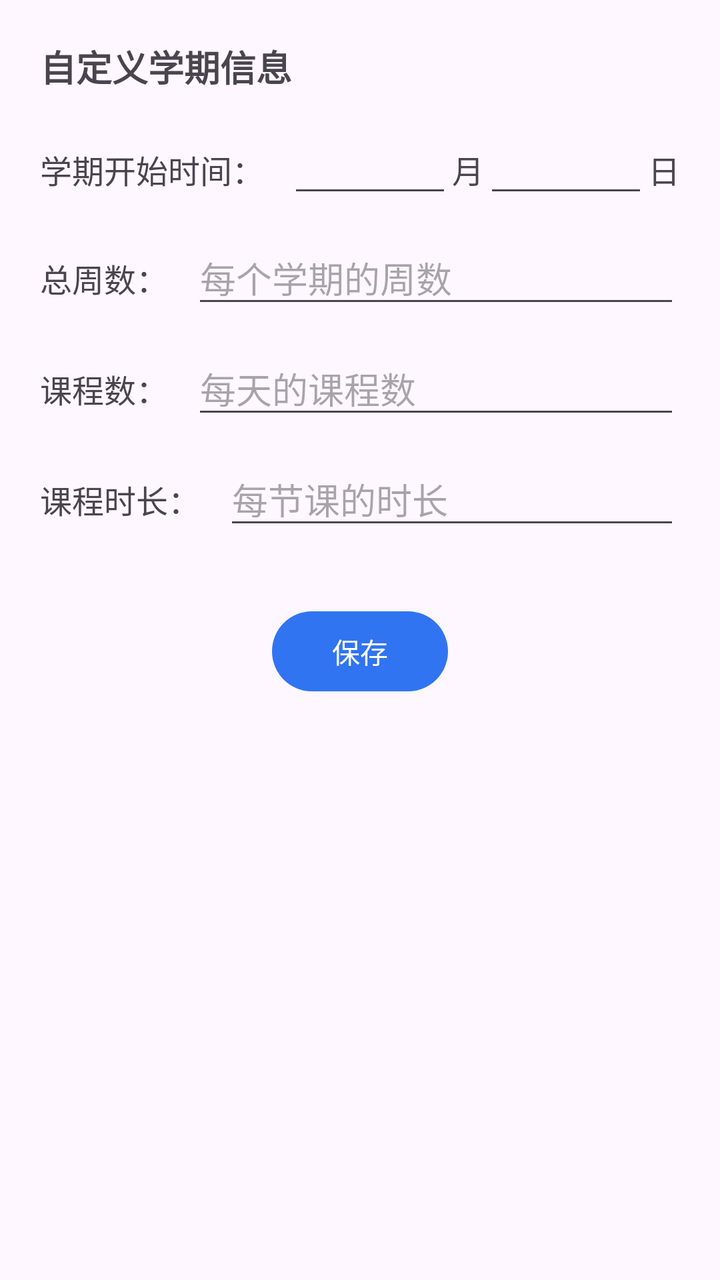
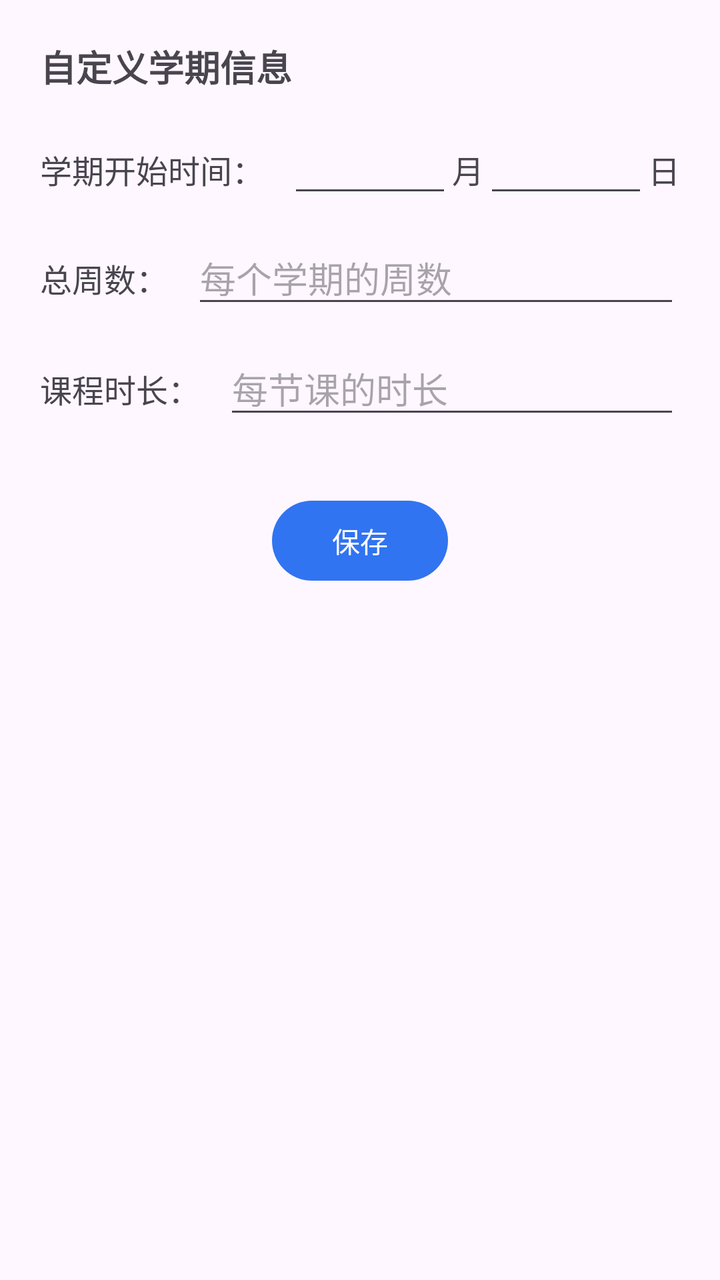

Screens rendered from an Android XML layout before and after an edit, with the pre-edit source and the edit as a unified diff.
<!-- AndroidManifest.xml: application theme Theme.ClassSchedule -->
<!-- res/layout/dialog_custom_school_schedule.xml -->
<?xml version="1.0" encoding="utf-8"?>
<LinearLayout xmlns:android="http://schemas.android.com/apk/res/android"
              xmlns:app="http://schemas.android.com/apk/res-auto"
              android:layout_width="match_parent" android:layout_height="wrap_content"
              android:orientation="vertical"
              android:padding="20dp">
    <TextView
            android:layout_width="wrap_content"
            android:layout_height="wrap_content"
            android:id="@+id/tv_add_course_dialog_title"
            android:text="@string/custom_school_schedule"
            android:textSize="18sp"
            android:textStyle="bold"
            android:layout_marginBottom="16dp"/>
    <LinearLayout android:layout_width="match_parent" android:layout_height="wrap_content"
                  android:orientation="horizontal"
                  android:layout_marginBottom="12dp">
        <TextView android:layout_width="wrap_content" android:layout_height="wrap_content"
                  android:text="@string/term_commencement_time"
                  android:textSize="16sp"
                  android:layout_marginEnd="12sp"/>
        <EditText android:layout_width="0dp" android:layout_height="wrap_content"
                  android:layout_weight="1"
                  android:id="@+id/et_term_commencement_time_month"
                  android:hint=""
                  android:inputType="number"
                  android:digits="0123456789"/>
        <TextView android:layout_width="wrap_content" android:layout_height="wrap_content"
                  android:text="@string/month"
                  android:textSize="16sp"/>
        <EditText android:layout_width="0dp" android:layout_height="wrap_content"
                  android:layout_weight="1"
                  android:id="@+id/et_term_commencement_time_day"
                  android:hint=""
                  android:inputType="number"
                  android:digits="0123456789"/>
        <TextView android:layout_width="wrap_content" android:layout_height="wrap_content"
                  android:text="@string/day"
                  android:textSize="16sp"/>
    </LinearLayout>
    <LinearLayout android:layout_width="match_parent" android:layout_height="wrap_content"
                  android:orientation="horizontal"
                  android:layout_marginBottom="12dp">
        <TextView android:layout_width="wrap_content" android:layout_height="wrap_content"
                  android:text="@string/max_weeks"
                  android:textSize="16sp"
                  android:layout_marginEnd="12sp"/>
        <EditText android:layout_width="0dp" android:layout_height="wrap_content"
                  android:layout_weight="1"
                  android:id="@+id/et_set_max_weeks"
                  android:hint="@string/set_max_weeks_hint"
                  android:inputType="number"
                  android:digits="0123456789"/>
    </LinearLayout>
    <LinearLayout android:layout_width="match_parent" android:layout_height="wrap_content"
                  android:orientation="horizontal"
                  android:layout_marginBottom="12dp">
        <TextView android:layout_width="wrap_content" android:layout_height="wrap_content"
                  android:text="@string/max_lessons_per_day"
                  android:textSize="16sp"
                  android:layout_marginEnd="12sp"/>
        <EditText android:layout_width="0dp" android:layout_height="wrap_content"
                  android:layout_weight="1"
                  android:id="@+id/et_set_max_lessons_per_day"
                  android:hint="@string/set_max_lessons_per_day_hint"
                  android:inputType="number"
                  android:digits="0123456789"/>
    </LinearLayout>
    <LinearLayout android:layout_width="match_parent" android:layout_height="wrap_content"
                  android:orientation="horizontal"
                  android:layout_marginBottom="12dp">
        <TextView android:layout_width="wrap_content" android:layout_height="wrap_content"
                  android:text="@string/duration_per_lesson"
                  android:textSize="16sp"
                  android:layout_marginEnd="12sp"/>
        <EditText android:layout_width="0dp" android:layout_height="wrap_content"
                  android:layout_weight="1"
                  android:id="@+id/et_set_duration_per_lesson"
                  android:hint="@string/set_duration_per_lesson_hint"
                  android:inputType="number"
                  android:digits="0123456789"/>
    </LinearLayout>
    <com.google.android.material.button.MaterialButton
            android:id="@+id/btn_save"
            android:layout_width="wrap_content"
            android:layout_height="wrap_content"
            android:gravity="center"
            android:layout_gravity="center"
            android:layout_marginTop="20dp"
            android:text="@string/save"
            app:backgroundTint="@color/main_theme"
            app:cornerRadius="20dp"/>
</LinearLayout>
<!-- resources referenced by this layout -->
<resources>
  <color name="main_theme">#3174F1</color>
  <string name="custom_school_schedule">自定义学期信息</string>
  <string name="day">日</string>
  <string name="duration_per_lesson">课程时长：</string>
  <string name="max_lessons_per_day">课程数：</string>
  <string name="max_weeks">总周数：</string>
  <string name="month">月</string>
  <string name="save">保存</string>
  <string name="set_duration_per_lesson_hint">每节课的时长</string>
  <string name="set_max_lessons_per_day_hint">每天的课程数</string>
  <string name="set_max_weeks_hint">每个学期的周数</string>
  <string name="term_commencement_time">学期开始时间：</string>
  <style name="Theme.ClassSchedule" parent="Theme.Material3.DayNight.NoActionBar">
          
          <item name="colorPrimary">@color/purple_500</item>
          <item name="colorPrimaryVariant">@color/purple_700</item>
          <item name="colorOnPrimary">@color/white</item>
          
          <item name="colorSecondary">@color/teal_200</item>
          <item name="colorSecondaryVariant">@color/teal_700</item>
          <item name="colorOnSecondary">@color/black</item>
          
          <item name="android:statusBarColor">?attr/colorPrimaryVariant</item>
          
      </style>
  <color name="purple_500">#FF6200EE</color>
  <color name="purple_700">#FF3700B3</color>
  <color name="white">#FFFFFFFF</color>
  <color name="teal_200">#FF03DAC5</color>
  <color name="teal_700">#FF018786</color>
  <color name="black">#FF000000</color>
</resources>

<!-- the commit's change to res/layout/dialog_custom_school_schedule.xml (unified diff, before → after) -->
@@ -56,20 +56,6 @@
                   android:orientation="horizontal"
                   android:layout_marginBottom="12dp">
         <TextView android:layout_width="wrap_content" android:layout_height="wrap_content"
-                  android:text="@string/max_lessons_per_day"
-                  android:textSize="16sp"
-                  android:layout_marginEnd="12sp"/>
-        <EditText android:layout_width="0dp" android:layout_height="wrap_content"
-                  android:layout_weight="1"
-                  android:id="@+id/et_set_max_lessons_per_day"
-                  android:hint="@string/set_max_lessons_per_day_hint"
-                  android:inputType="number"
-                  android:digits="0123456789"/>
-    </LinearLayout>
-    <LinearLayout android:layout_width="match_parent" android:layout_height="wrap_content"
-                  android:orientation="horizontal"
-                  android:layout_marginBottom="12dp">
-        <TextView android:layout_width="wrap_content" android:layout_height="wrap_content"
                   android:text="@string/duration_per_lesson"
                   android:textSize="16sp"
                   android:layout_marginEnd="12sp"/>
<!-- resource entries referenced after the edit -->
@@ -4,12 +4,10 @@
   <string name="custom_school_schedule">自定义学期信息</string>
   <string name="day">日</string>
   <string name="duration_per_lesson">课程时长：</string>
-  <string name="max_lessons_per_day">课程数：</string>
   <string name="max_weeks">总周数：</string>
   <string name="month">月</string>
   <string name="save">保存</string>
   <string name="set_duration_per_lesson_hint">每节课的时长</string>
-  <string name="set_max_lessons_per_day_hint">每天的课程数</string>
   <string name="set_max_weeks_hint">每个学期的周数</string>
   <string name="term_commencement_time">学期开始时间：</string>
   <style name="Theme.ClassSchedule" parent="Theme.Material3.DayNight.NoActionBar">
